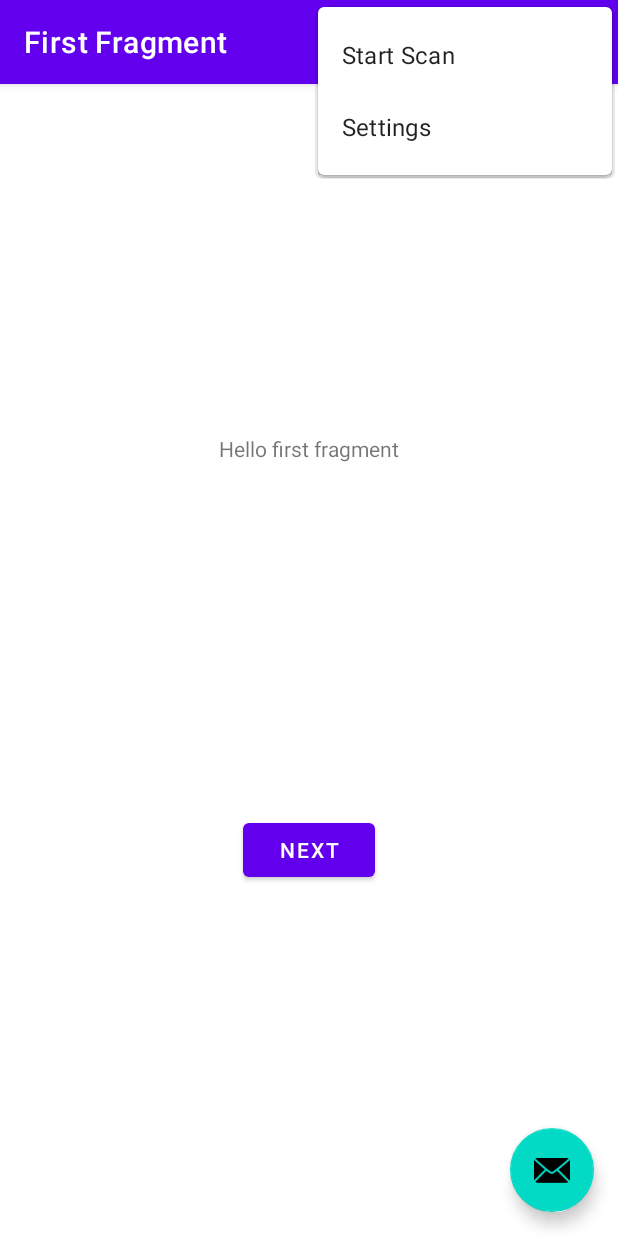
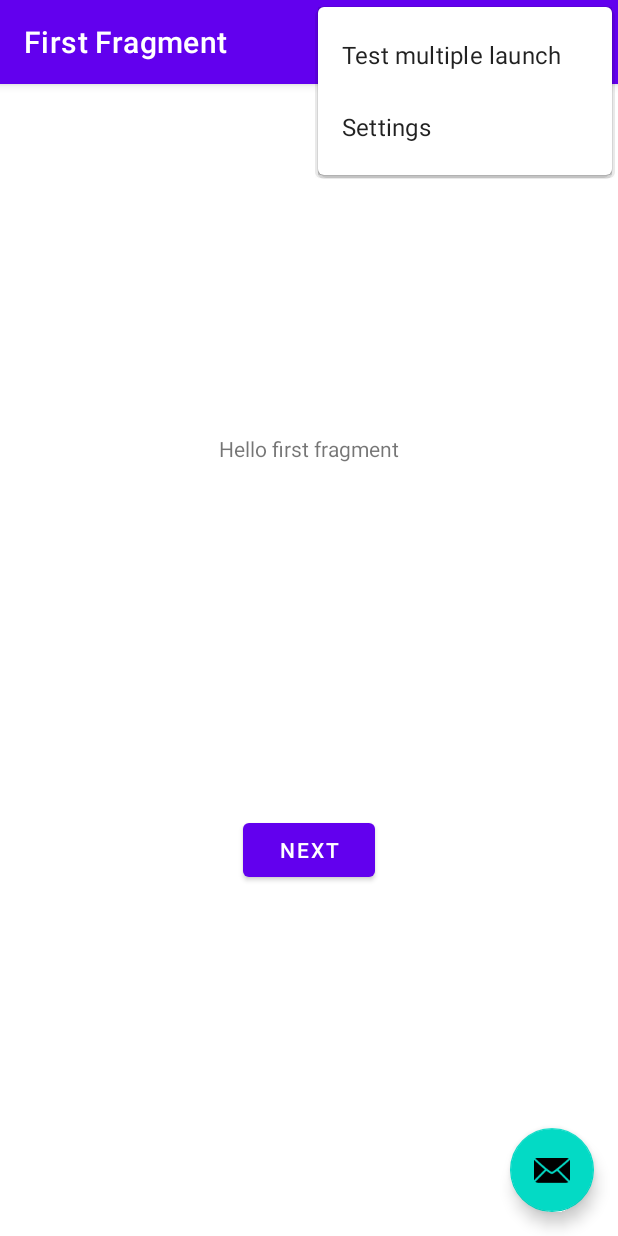
Before and after one commit to GrandFatherPikhto/lessonBleScan02, an Android app: the screen it shows after launch (MainActivity), with the options menu open, on a phone screen of 412 x 824 dp. Run offline under Robolectric (Android 15) with nearby library versions, the phone set to English and light mode, and no system bars; our stand-ins replace navigation-ui.

Commit message:
Исправлен тест. Добавлено тестирование без фильтров. Добавлена проверка многократных остановки/запуска сканирования

```diff
--- a/app/build.gradle
+++ b/app/build.gradle
@@ -52,7 +52,6 @@
     implementation 'androidx.test.ext:junit-ktx:1.1.3'
 
     testImplementation 'junit:junit:4.13.2'
-    // testImplementation 'io.mockk:mockk:1.12.4'
     testImplementation "org.mockito.kotlin:mockito-kotlin:4.0.0"
     testImplementation 'org.jetbrains.kotlinx:kotlinx-coroutines-test:1.6.3'
     testImplementation 'org.robolectric:robolectric:4.8.1'
--- a/app/src/main/java/com/example/lessonblescan02/MainActivity.kt
+++ b/app/src/main/java/com/example/lessonblescan02/MainActivity.kt
@@ -98,8 +98,10 @@
                 bleScanManager.stateFlowScanning.collect { scanning ->
                     if (scanning) {
                         actionScan.title = getString(R.string.action_stop_scan)
+                        actionScan.setIcon(R.drawable.ic_baseline_man_2_48)
                     } else {
                         actionScan.title = getString(R.string.action_start_scan)
+                        actionScan.setIcon(R.drawable.ic_baseline_directions_run_48)
                     }
                 }
             }
@@ -121,6 +123,10 @@
                 }
                 true
             }
+            R.id.action_test_multiple_launch -> {
+                bleScanManager.multipleLaunchStartStopScan()
+                true
+            }
             else -> super.onOptionsItemSelected(item)
         }
     }
--- a/app/src/main/java/com/example/lessonblescan02/scanner/BleScanManager.kt
+++ b/app/src/main/java/com/example/lessonblescan02/scanner/BleScanManager.kt
@@ -13,11 +13,10 @@
 import androidx.lifecycle.DefaultLifecycleObserver
 import androidx.lifecycle.LifecycleOwner
 import com.example.lessonblescan02.BleScanApplication
-import kotlinx.coroutines.CoroutineDispatcher
-import kotlinx.coroutines.CoroutineScope
-import kotlinx.coroutines.Dispatchers
+import kotlinx.coroutines.*
 import kotlinx.coroutines.flow.MutableStateFlow
 import kotlinx.coroutines.flow.asStateFlow
+import kotlinx.coroutines.flow.collect
 
 class BleScanManager constructor(private val context: Context, private val ioDispatcher: CoroutineDispatcher = Dispatchers.IO) :
     DefaultLifecycleObserver {
@@ -68,6 +67,24 @@
         if (context.applicationContext is BleScanApplication) {
             (context.applicationContext as BleScanApplication).bleScanManager = this
         }
+
+        scope.launch {
+            mutableStateFlowDevice.collect {
+                Log.d(TAG, "BLE Device: $it")
+            }
+        }
+
+        scope.launch {
+            mutableStateFlowScanning.collect {
+                Log.d(TAG, "Scanning: $it")
+            }
+        }
+
+        scope.launch {
+            mutableStateFlowError.collect {
+                Log.e(TAG, "Error code: $it")
+            }
+        }
     }
 
     fun startScan(names:List<String> = listOf(),
@@ -77,6 +94,8 @@
                   notEmitRepeat:Boolean = true
     ) {
         if (!valueScanning) {
+            Log.d(TAG, "startScan()")
+
             this.addresses.clear()
             this.addresses.addAll(addresses)
 
@@ -106,6 +125,7 @@
 
     fun stopScan() {
         if ( valueScanning ) {
+            Log.d(TAG, "stopScan()")
             bluetoothLeScanner.stopScan(pendingIntent)
             mutableStateFlowScanning.tryEmit(false)
         }
@@ -180,6 +200,14 @@
             }
         }
 
+    fun multipleLaunchStartStopScan() = runBlocking(ioDispatcher) {
+        for (i in 0..6) {
+            startScan()
+            delay(50)
+            stopScan()
+            delay(50)
+        }
+    }
 
     private fun initDefaultScanSettings() {
         scanSettingsBuilder.setScanMode(ScanSettings.SCAN_MODE_LOW_LATENCY)
--- /dev/null
+++ b/app/src/main/res/drawable/ic_baseline_directions_run_48.xml
@@ -0,0 +1,5 @@
+<vector android:autoMirrored="true" android:height="48dp"
+    android:tint="#FFFFFF" android:viewportHeight="24"
+    android:viewportWidth="24" android:width="48dp" xmlns:android="http://schemas.android.com/apk/res/android">
+    <path android:fillColor="@android:color/white" android:pathData="M13.49,5.48c1.1,0 2,-0.9 2,-2s-0.9,-2 -2,-2 -2,0.9 -2,2 0.9,2 2,2zM9.89,19.38l1,-4.4 2.1,2v6h2v-7.5l-2.1,-2 0.6,-3c1.3,1.5 3.3,2.5 5.5,2.5v-2c-1.9,0 -3.5,-1 -4.3,-2.4l-1,-1.6c-0.4,-0.6 -1,-1 -1.7,-1 -0.3,0 -0.5,0.1 -0.8,0.1l-5.2,2.2v4.7h2v-3.4l1.8,-0.7 -1.6,8.1 -4.9,-1 -0.4,2 7,1.4z"/>
+</vector>
--- /dev/null
+++ b/app/src/main/res/drawable/ic_baseline_man_2_48.xml
@@ -0,0 +1,6 @@
+<vector android:height="48dp" android:tint="#FFFFFF"
+    android:viewportHeight="24" android:viewportWidth="24"
+    android:width="48dp" xmlns:android="http://schemas.android.com/apk/res/android">
+    <path android:fillColor="@android:color/white" android:pathData="M14,7h-4C8.9,7 8,7.9 8,9v6h2.5v7h3v-7H16V9C16,7.9 15.1,7 14,7z"/>
+    <path android:fillColor="@android:color/white" android:pathData="M12,4m-2,0a2,2 0,1 1,4 0a2,2 0,1 1,-4 0"/>
+</vector>
--- a/app/src/main/res/menu/menu_main.xml
+++ b/app/src/main/res/menu/menu_main.xml
@@ -4,10 +4,15 @@
     tools:context="com.example.lessonblescan02.MainActivity">
     <item
         android:id="@+id/action_scan"
-        android:title="@string/action_start_scan" />
+        android:icon="@drawable/ic_baseline_directions_run_48"
+        android:title="@string/action_start_scan"
+        app:showAsAction="ifRoom" />
     <item
         android:id="@+id/action_settings"
         android:orderInCategory="100"
         android:title="@string/action_settings"
         app:showAsAction="never" />
+    <item
+        android:id="@+id/action_test_multiple_launch"
+        android:title="@string/action_test_multiple_launch" />
 </menu>
--- a/app/src/main/res/values/strings.xml
+++ b/app/src/main/res/values/strings.xml
@@ -15,4 +15,5 @@
     <string name="message_stop_scan">BLE scanning stopped</string>
     <string name="message_permission_granted">Permission %1$s is granted</string>
     <string name="message_permission_not_granted">Permission %1$s is not granted</string>
+    <string name="action_test_multiple_launch">Test multiple launch</string>
 </resources>
```
Also changed, not shown: 2 other files.
